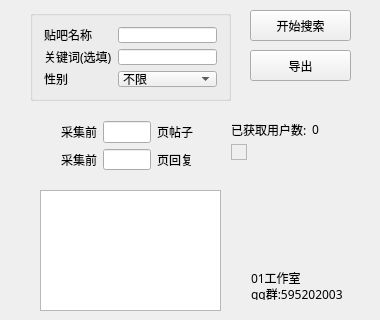
Before: the Qt Designer form widget.ui in tmors/tiebaSpider, drawn with Qt 5.
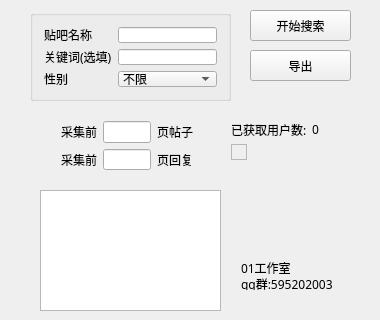
After: the same form once the commit is applied. Icons and pictures are not drawn.

Diff of the .ui file:
```diff
--- a/widget.ui
+++ b/widget.ui
@@ -204,9 +204,9 @@
   <widget class="QWidget" name="verticalLayoutWidget_2">
    <property name="geometry">
     <rect>
-     <x>240</x>
-     <y>260</y>
-     <width>121</width>
+     <x>230</x>
+     <y>250</y>
+     <width>131</width>
      <height>51</height>
     </rect>
    </property>
```
